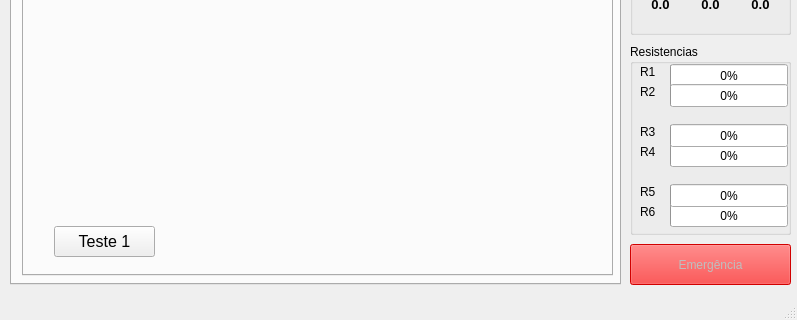
This is GUI/tela.ui in Atzingen/controleForno-interface as Qt 5 draws it before an edit; both pictures show x 0 to 797 and y 276 to 596 of the 797 by 596 pixel window. The edited form follows.
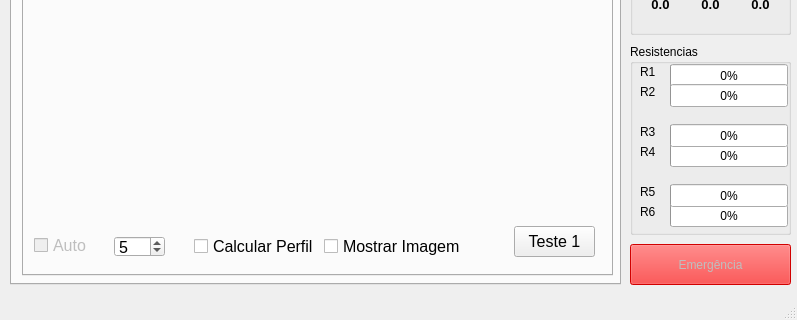
This is the edited form. The open tabs and pages were chosen to show the change. Custom widgets are drawn as their Qt base class.

The edit to the form file:
```diff
--- a/GUI/tela.ui
+++ b/GUI/tela.ui
@@ -1050,9 +1050,9 @@
        <widget class="QPushButton" name="pushButton_teste1">
         <property name="geometry">
          <rect>
-          <x>30</x>
+          <x>490</x>
           <y>420</y>
-          <width>101</width>
+          <width>81</width>
           <height>31</height>
          </rect>
         </property>
@@ -1089,6 +1089,67 @@
          <string>colorbar</string>
         </property>
        </widget>
+       <widget class="QCheckBox" name="checkBox_calcPerfil">
+        <property name="geometry">
+         <rect>
+          <x>170</x>
+          <y>430</y>
+          <width>131</width>
+          <height>21</height>
+         </rect>
+        </property>
+        <property name="text">
+         <string>Calcular Perfil</string>
+        </property>
+       </widget>
+       <widget class="QCheckBox" name="checkBox_mostraPerfil">
+        <property name="geometry">
+         <rect>
+          <x>300</x>
+          <y>430</y>
+          <width>151</width>
+          <height>21</height>
+         </rect>
+        </property>
+        <property name="text">
+         <string>Mostrar Imagem</string>
+        </property>
+       </widget>
+       <widget class="QCheckBox" name="checkBox_perfilAuto">
+        <property name="enabled">
+         <bool>false</bool>
+        </property>
+        <property name="geometry">
+         <rect>
+          <x>10</x>
+          <y>430</y>
+          <width>61</width>
+          <height>18</height>
+         </rect>
+        </property>
+        <property name="text">
+         <string>Auto</string>
+        </property>
+        <property name="checked">
+         <bool>false</bool>
+        </property>
+       </widget>
+       <widget class="QSpinBox" name="spinBox_calcPerfil">
+        <property name="geometry">
+         <rect>
+          <x>90</x>
+          <y>430</y>
+          <width>51</width>
+          <height>21</height>
+         </rect>
+        </property>
+        <property name="minimum">
+         <number>1</number>
+        </property>
+        <property name="value">
+         <number>5</number>
+        </property>
+       </widget>
       </widget>
       <widget class="QWidget" name="tab_13">
        <attribute name="title">
```
Left out of the diff: 38 changed lines with no effect on the pictures.
